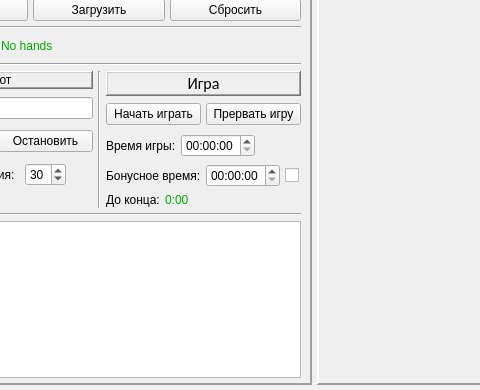
Qt form py/HapHapch/Qt/PyQtWindow.ui (KirillHit/HandTracker) before a commit; both pictures show x 119 to 599 and y 255 to 645 of the 1200 by 645 pixel window.
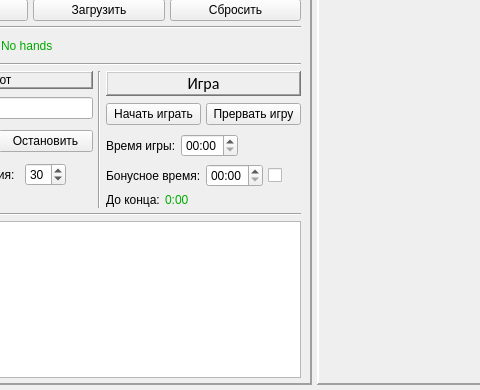
The same form after that commit.

```diff
--- a/py/HapHapch/Qt/PyQtWindow.ui
+++ b/py/HapHapch/Qt/PyQtWindow.ui
@@ -923,6 +923,9 @@
                    <verstretch>0</verstretch>
                   </sizepolicy>
                  </property>
+                 <property name="displayFormat">
+                  <string>mm:ss</string>
+                 </property>
                 </widget>
                </item>
                <item>
@@ -963,6 +966,9 @@
                    <verstretch>0</verstretch>
                   </sizepolicy>
                  </property>
+                 <property name="displayFormat">
+                  <string>mm:ss</string>
+                 </property>
                 </widget>
                </item>
                <item>
```
